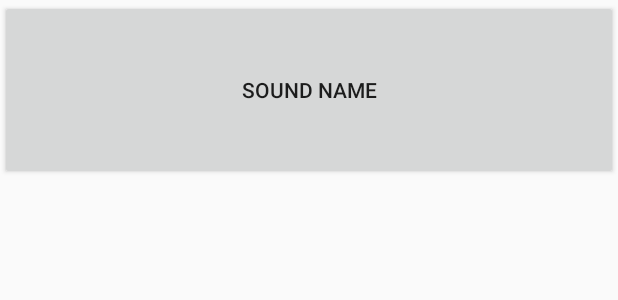
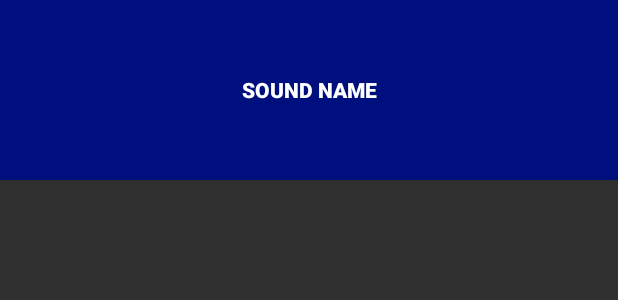
Before and after one commit to sonofkoolaidman/BeatBox, an Android app: the layout list_item_sound.xml on its own in the app's theme, with its tools: preview values and no code run, on a phone screen of 412 x 824 dp. Shown: the top 300 px of the screen. Run offline under Robolectric (Android 15) with nearby library versions, the phone set to English and light mode, and no system bars.

Commit message:
added good colors.

```diff
--- a/app/src/main/res/layout/list_item_sound.xml
+++ b/app/src/main/res/layout/list_item_sound.xml
@@ -8,6 +8,7 @@
     </data>
 
     <Button
+        style="@style/BeatBoxButton.Strong"
         android:layout_width="match_parent"
         android:layout_height="120dp"
         android:onClick="@{() -> viewModel.onButtonClicked()}"
--- a/app/src/main/res/values/colors.xml
+++ b/app/src/main/res/values/colors.xml
@@ -3,4 +3,10 @@
     <color name="colorPrimary">#008577</color>
     <color name="colorPrimaryDark">#00574B</color>
     <color name="colorAccent">#D81B60</color>
+
+    <color name="magenta">#FF0093</color>
+    <color name="lime">#74FF00</color>
+    <color name="orange">#A53A00</color>
+    <color name="pink">#FF8FC0</color>
+    <color name="blue">#000F7E</color>
 </resources>
--- a/app/src/main/res/values/styles.xml
+++ b/app/src/main/res/values/styles.xml
@@ -1,11 +1,21 @@
 <resources>
 
     <!-- Base application theme. -->
-    <style name="AppTheme" parent="Theme.AppCompat.Light.DarkActionBar">
+    <style name="AppTheme" parent="Theme.AppCompat">
         <!-- Customize your theme here. -->
-        <item name="colorPrimary">@color/colorPrimary</item>
-        <item name="colorPrimaryDark">@color/colorPrimaryDark</item>
-        <item name="colorAccent">@color/colorAccent</item>
+        <item name="colorPrimary">@color/lime</item>
+        <item name="colorPrimaryDark">@color/orange</item>
+        <item name="colorAccent">@color/magenta</item>
+    </style>
+
+    <!-- a style for our sound buttons -->
+    <style name="BeatBoxButton" parent="Widget.AppCompat.Button">
+        <item name="android:background">@color/blue</item>
+    </style>
+
+    <!-- a BOLD style for our sound Buttons -->
+    <style name="BeatBoxButton.Strong">
+        <item name="android:textStyle">bold</item>
     </style>
 
 </resources>
```
